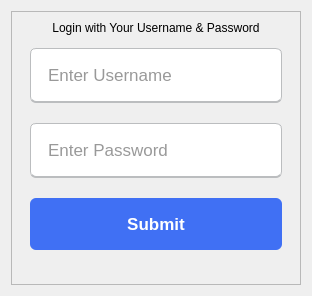
Above: src/views/authenticate_views/password_view.ui from devforgely/MFA-Simulator before the change. Below: the same form after it.
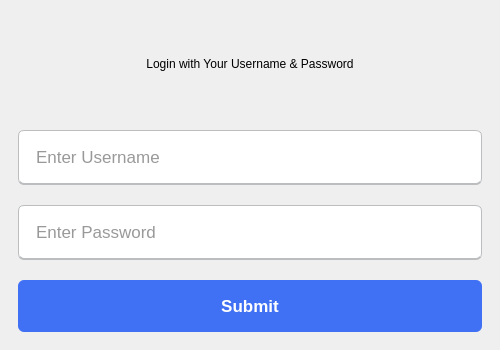
That is the form after the change.

The edit to the form file:
```diff
--- a/src/views/authenticate_views/password_view.ui
+++ b/src/views/authenticate_views/password_view.ui
@@ -6,22 +6,19 @@
    <rect>
     <x>0</x>
     <y>0</y>
-    <width>312</width>
-    <height>296</height>
+    <width>500</width>
+    <height>350</height>
    </rect>
   </property>
+  <property name="maximumSize">
+   <size>
+    <width>500</width>
+    <height>350</height>
+   </size>
+  </property>
   <property name="windowTitle">
    <string>Form</string>
   </property>
-  <layout class="QHBoxLayout" name="horizontalLayout">
-   <item>
-    <widget class="QFrame" name="left_frame">
-     <property name="maximumSize">
-      <size>
-       <width>430</width>
-       <height>16777215</height>
-      </size>
-     </property>
      <property name="styleSheet">
       <string notr="true">QLineEdit {
 	height: 52px;
@@ -55,13 +52,7 @@
 	background: #0e4bf1;
 }</string>
      </property>
-     <property name="frameShape">
-      <enum>QFrame::StyledPanel</enum>
-     </property>
-     <property name="frameShadow">
-      <enum>QFrame::Raised</enum>
-     </property>
-     <layout class="QVBoxLayout" name="verticalLayout_3">
+  <layout class="QVBoxLayout" name="verticalLayout">
       <property name="leftMargin">
        <number>18</number>
       </property>
@@ -117,22 +108,6 @@
         <property name="text">
          <string>Submit</string>
         </property>
-       </widget>
-      </item>
-      <item>
-       <spacer name="verticalSpacer">
-        <property name="orientation">
-         <enum>Qt::Vertical</enum>
-        </property>
-        <property name="sizeHint" stdset="0">
-         <size>
-          <width>20</width>
-          <height>40</height>
-         </size>
-        </property>
-       </spacer>
-      </item>
-     </layout>
     </widget>
    </item>
   </layout>
```
Lines whose indentation alone changed are shown as unchanged.
